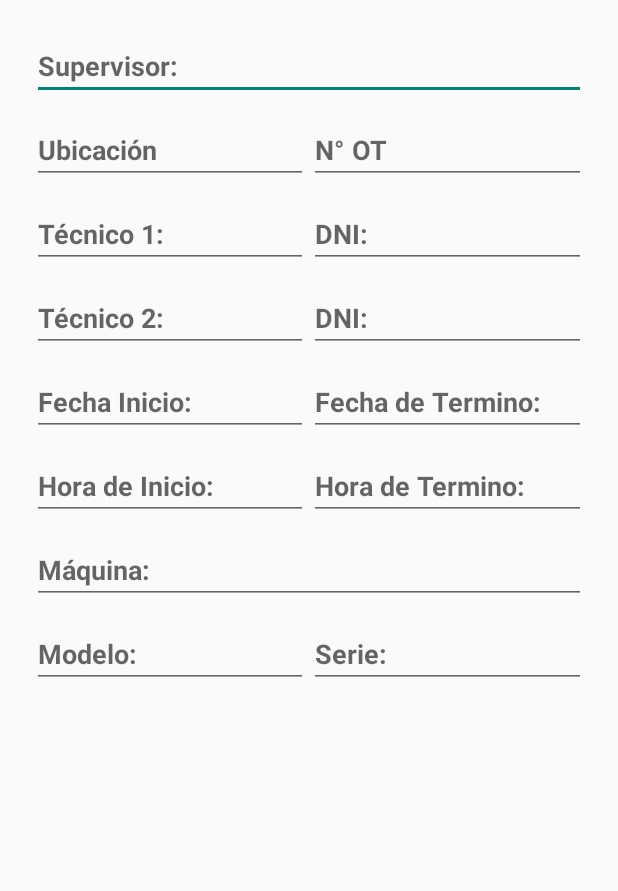
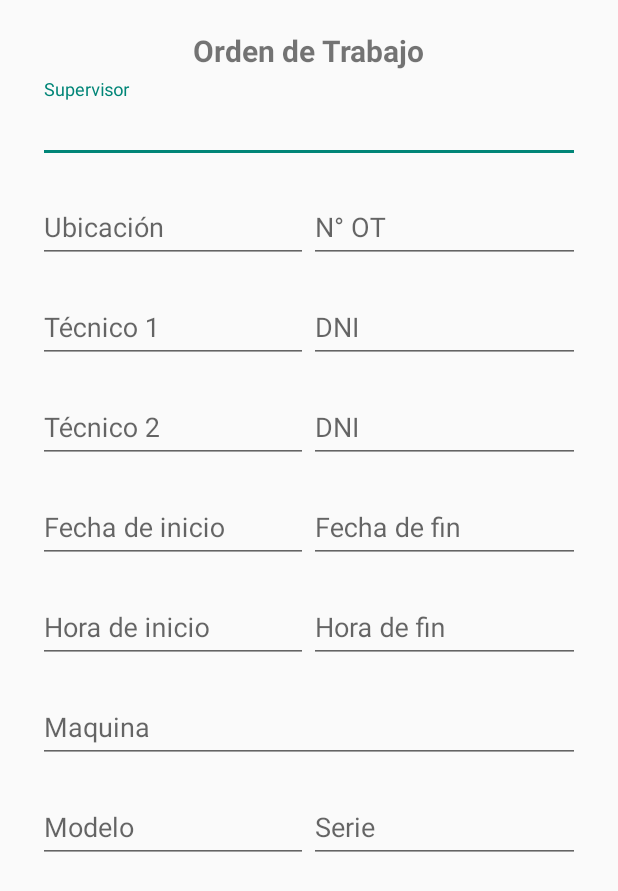
Before and after one commit to jhovin/RedrilsaApp, an Android app: the fragment PanelControlFragment shown on its own in the app's theme, on a phone screen of 412 x 824 dp. Shown: the top 891 px of the screen. Run offline under Robolectric (Android 15) with nearby library versions, the phone set to English and light mode, and no system bars.

Commit message:
Tercer Commit

```diff
--- a/app/src/main/res/layout-port/activity_main.xml
+++ b/app/src/main/res/layout-port/activity_main.xml
@@ -13,14 +13,13 @@
         android:id="@+id/idLayoutFondo"
         android:layout_width="match_parent"
         android:layout_height="wrap_content"
+        android:layout_marginLeft="-40dp"
+        android:layout_marginTop="-150dp"
+        android:layout_marginRight="-40dp"
         android:background="@drawable/banner_redondo"
-        android:layout_marginTop="-150dp"
-        android:layout_marginLeft="-40dp"
-        android:layout_marginRight="-40dp">
+        android:onClick="IrPagina">
 
     </RelativeLayout>
-
-
 
     <ImageView
         android:id="@+id/avatarImage"
@@ -38,14 +37,20 @@
         android:gravity="center"
         android:clipToPadding="false">
 
-        <ImageButton
+        <Button
+            android:onClick="irProyectos"
             android:layout_margin="40dp"
             android:layout_width="match_parent"
             android:layout_height="300dp"
-            android:background="@drawable/shape2"
+            android:background="@drawable/lm75"
+            android:text="PROYECTOS"
+            android:textColor="@color/colorNegro"
+            android:textStyle="bold"
+            android:textSize="40sp"
             android:alpha="0.8"
             android:src="@drawable/lm75">
-        </ImageButton>
+        </Button>
+
     </LinearLayout>
 
     <LinearLayout
@@ -57,14 +62,17 @@
         android:gravity="center"
         android:clipToPadding="false">
 
-        <ImageButton
-            android:layout_margin="40dp"
+        <Button
             android:layout_width="match_parent"
             android:layout_height="300dp"
+            android:layout_margin="40dp"
             android:alpha="0.8"
-            android:background="@drawable/oficina">
-        </ImageButton>
+            android:background="@drawable/oficina"
+            android:onClick="IrFormulario"
+            android:text="LIMA"
+            android:textColor="@color/colorNegro"
+            android:textSize="40sp"
+            android:textStyle="bold"></Button>
     </LinearLayout>
 
-
 </RelativeLayout>
--- /dev/null
+++ b/app/src/main/res/layout-port/fragment_panel_control.xml
@@ -0,0 +1,270 @@
+<?xml version="1.0" encoding="utf-8"?>
+<LinearLayout xmlns:android="http://schemas.android.com/apk/res/android"
+    android:layout_width="match_parent"
+    android:layout_height="match_parent"
+    android:layout_margin="20dp"
+    android:orientation="vertical">
+
+    <TextView
+        android:layout_width="wrap_content"
+        android:layout_height="wrap_content"
+        android:layout_gravity="center_horizontal"
+        android:text="Orden de Trabajo"
+        android:textStyle="bold"
+        android:textSize="20sp">
+    </TextView>
+    <ScrollView
+        android:layout_width="match_parent"
+        android:layout_height="match_parent">
+
+        <RelativeLayout
+            android:layout_width="match_parent"
+            android:layout_height="wrap_content">
+
+            <android.support.design.widget.TextInputLayout
+                android:id="@+id/inputSupervisor"
+                android:layout_width="match_parent"
+                android:layout_margin="5dp"
+                android:layout_height="wrap_content"
+                >
+
+                <EditText
+                    android:layout_width="match_parent"
+                    android:layout_height="wrap_content"
+                    android:hint="Supervisor"
+                    android:inputType="text">
+
+                </EditText>
+            </android.support.design.widget.TextInputLayout>
+
+
+            <View
+                android:id="@+id/center_view"
+                android:layout_width="10dp"
+                android:layout_height="wrap_content"
+                android:layout_centerHorizontal="true"
+                android:layout_gravity="center"
+                android:layout_weight="1" />
+
+            <android.support.design.widget.TextInputLayout
+                android:layout_below="@+id/inputSupervisor"
+                android:id="@+id/inputUbicacion"
+                android:layout_width="match_parent"
+                android:layout_height="wrap_content"
+                android:layout_margin="5dp"
+                android:layout_alignEnd="@+id/center_view">
+
+                <EditText
+
+                    android:layout_width="match_parent"
+                    android:layout_height="wrap_content"
+                    android:inputType="text"
+                    android:hint="Ubicación"></EditText>
+
+            </android.support.design.widget.TextInputLayout>
+
+            <android.support.design.widget.TextInputLayout
+                android:id="@+id/inputot"
+                android:layout_width="match_parent"
+                android:layout_height="wrap_content"
+                android:layout_margin="5dp"
+                android:layout_below="@+id/inputSupervisor"
+                android:layout_alignLeft="@+id/center_view">
+
+                <EditText
+                    android:layout_width="match_parent"
+                    android:layout_height="wrap_content"
+                    android:inputType="text"
+                    android:hint="N° OT"></EditText>
+
+            </android.support.design.widget.TextInputLayout>
+
+            <android.support.design.widget.TextInputLayout
+                android:id="@+id/inputTenico1"
+                android:layout_width="match_parent"
+                android:layout_height="wrap_content"
+                android:layout_margin="5dp"
+                android:layout_below="@+id/inputUbicacion"
+                android:layout_alignEnd="@+id/center_view">
+
+                <EditText
+
+                    android:layout_width="match_parent"
+                    android:layout_height="wrap_content"
+                    android:inputType="text"
+                    android:hint="Técnico 1"></EditText>
+
+            </android.support.design.widget.TextInputLayout>
+
+            <android.support.design.widget.TextInputLayout
+                android:id="@+id/inputDNI1"
+                android:layout_width="match_parent"
+                android:layout_height="wrap_content"
+                android:layout_margin="5dp"
+                android:layout_below="@+id/inputot"
+                android:layout_alignLeft="@+id/center_view">
+
+                <EditText
+                    android:layout_width="match_parent"
+                    android:layout_height="wrap_content"
+                    android:inputType="number"
+                    android:maxLength="8"
+                    android:hint="DNI"></EditText>
+
+            </android.support.design.widget.TextInputLayout>
+
+            <android.support.design.widget.TextInputLayout
+                android:layout_below="@+id/inputTenico1"
+                android:id="@+id/inputTenico2"
+                android:layout_width="match_parent"
+                android:layout_height="wrap_content"
+                android:layout_margin="5dp"
+                android:layout_alignEnd="@+id/center_view">
+
+                <EditText
+
+                    android:layout_width="match_parent"
+                    android:layout_height="wrap_content"
+                    android:inputType="text"
+                    android:hint="Técnico 2"></EditText>
+
+            </android.support.design.widget.TextInputLayout>
+
+            <android.support.design.widget.TextInputLayout
+                android:id="@+id/inputDNI2"
+                android:layout_width="match_parent"
+                android:layout_height="wrap_content"
+                android:layout_margin="5dp"
+                android:layout_below="@+id/inputDNI1"
+                android:layout_alignLeft="@+id/center_view">
+
+                <EditText
+                    android:layout_width="match_parent"
+                    android:layout_height="wrap_content"
+                    android:inputType="number"
+                    android:maxLength="8"
+                    android:hint="DNI"></EditText>
+
+            </android.support.design.widget.TextInputLayout>
+
+            <android.support.design.widget.TextInputLayout
+                android:layout_below="@+id/inputTenico2"
+                android:id="@+id/inputFechaInicio"
+                android:layout_width="match_parent"
+                android:layout_height="wrap_content"
+                android:layout_margin="5dp"
+                android:layout_alignEnd="@+id/center_view">
+
+                <EditText
+
+                    android:layout_width="match_parent"
+                    android:layout_height="wrap_content"
+                    android:inputType="text"
+                    android:hint="Fecha de inicio"></EditText>
+
+            </android.support.design.widget.TextInputLayout>
+
+            <android.support.design.widget.TextInputLayout
+                android:layout_below="@+id/inputDNI2"
+                android:id="@+id/inputFechaFin"
+                android:layout_width="match_parent"
+                android:layout_height="wrap_content"
+                android:layout_margin="5dp"
+                android:layout_alignLeft="@+id/center_view">
+
+                <EditText
+
+                    android:layout_width="match_parent"
+                    android:layout_height="wrap_content"
+                    android:inputType="text"
+                    android:hint="Fecha de fin"></EditText>
+
+            </android.support.design.widget.TextInputLayout>
+
+            <android.support.design.widget.TextInputLayout
+                android:layout_below="@+id/inputFechaInicio"
+                android:id="@+id/inputHoraInicio"
+                android:layout_width="match_parent"
+                android:layout_height="wrap_content"
+                android:layout_margin="5dp"
+                android:layout_alignEnd="@+id/center_view">
+
+                <EditText
+
+                    android:layout_width="match_parent"
+                    android:layout_height="wrap_content"
+                    android:inputType="text"
+                    android:hint="Hora de inicio"></EditText>
+
+            </android.support.design.widget.TextInputLayout>
+
+            <android.support.design.widget.TextInputLayout
+                android:layout_below="@+id/inputFechaFin"
+                android:id="@+id/inputHoraFin"
+                android:layout_width="match_parent"
+                android:layout_height="wrap_content"
+                android:layout_margin="5dp"
+                android:layout_alignLeft="@+id/center_view">
+
+                <EditText
+
+                    android:layout_width="match_parent"
+                    android:layout_height="wrap_content"
+                    android:inputType="text"
+                    android:hint="Hora de fin"></EditText>
+
+            </android.support.design.widget.TextInputLayout>
+
+            <android.support.design.widget.TextInputLayout
+                android:id="@+id/inputMaquina"
+                android:layout_width="match_parent"
+                android:layout_below="@+id/inputHoraInicio"
+                android:layout_margin="5dp"
+                android:layout_height="wrap_content"
+                >
+
+                <EditText
+                    android:layout_width="match_parent"
+                    android:layout_height="wrap_content"
+                    android:hint="Maquina"
+                    android:inputType="text">
+
+                </EditText>
+            </android.support.design.widget.TextInputLayout>
+
+            <android.support.design.widget.TextInputLayout
+                android:layout_below="@+id/inputMaquina"
+                android:id="@+id/inputModelo"
+                android:layout_width="match_parent"
+                android:layout_height="wrap_content"
+                android:layout_margin="5dp"
+                android:layout_alignEnd="@+id/center_view">
+
+                <EditText
+
+                    android:layout_width="match_parent"
+                    android:layout_height="wrap_content"
+                    android:inputType="text"
+                    android:hint="Modelo"></EditText>
+
+            </android.support.design.widget.TextInputLayout>
+
+            <android.support.design.widget.TextInputLayout
+                android:layout_below="@+id/inputMaquina"
+                android:id="@+id/inputSerie"
+                android:layout_width="match_parent"
+                android:layout_height="wrap_content"
+                android:layout_margin="5dp"
+                android:layout_alignLeft="@+id/center_view">
+
+                <EditText
+
+                    android:layout_width="match_parent"
+                    android:layout_height="wrap_content"
+                    android:inputType="text"
+                    android:hint="Serie"></EditText>
+
+            </android.support.design.widget.TextInputLayout>
+        </RelativeLayout>
+    </ScrollView>
+</LinearLayout>
--- a/app/src/main/res/values/colors.xml
+++ b/app/src/main/res/values/colors.xml
@@ -14,7 +14,6 @@
     <color name="colorNikName">#CC33CC</color>
     <color name="colorInformacion">#F44236</color>
     <color name="colorFinal">#adba49</color>
-
     <color name="colorBlancoTransparente">#cccccc</color>
     <color name="colorBlanco">#FFFFFF</color>
     <color name="colorTransparente">#00000000</color>
```
Also changed, not shown: app/src/main/res/layout/fragment_panel_control.xml (+6 -1 lines).
